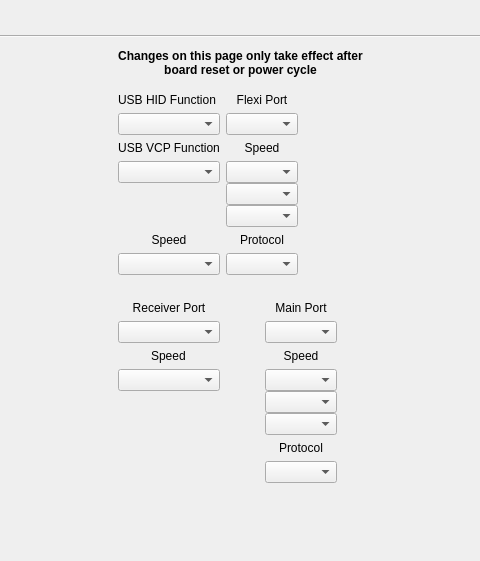
The window that ground/openpilotgcs/src/plugins/config/configrevonanohwwidget.ui (librepilot/LibrePilot) describes before a commit, drawn with Qt 5; both pictures show x 177 to 657 and y 0 to 561 of the 834 by 914 pixel window.
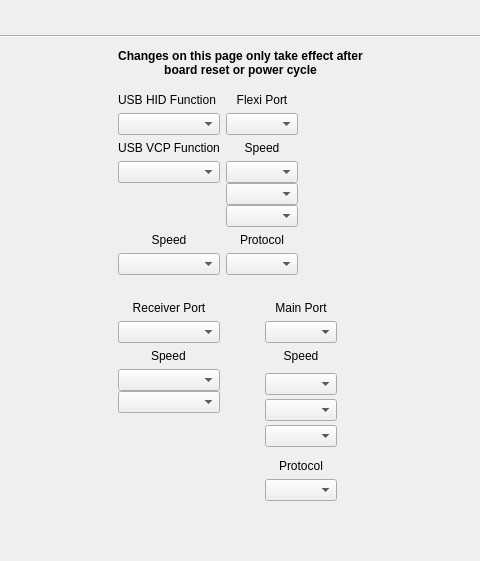
The same window after the commit. Icons and pictures are not drawn.

Commit message: REVONANO: Update Nano Hw page to use 'limits safe' combobox code.

```diff
--- a/ground/openpilotgcs/src/plugins/config/configrevonanohwwidget.ui
+++ b/ground/openpilotgcs/src/plugins/config/configrevonanohwwidget.ui
@@ -232,7 +232,7 @@
             </spacer>
            </item>
            <item row="2" column="2">
-            <layout class="QGridLayout" name="gridLayout" rowstretch="0,0,0,0,0,0,0,0,0,0,0,0,0,0">
+            <layout class="QGridLayout" name="gridLayout" rowstretch="0,0,0,0,0,0,0,0,0,0,0,0,0,0,0">
              <item row="4" column="0">
               <widget class="QLabel" name="lblUSBVCPSpeed">
                <property name="sizePolicy">
@@ -302,6 +302,13 @@
                </property>
               </widget>
              </item>
+             <item row="5" column="0">
+              <widget class="QComboBox" name="cbUSBVCPSpeed">
+               <property name="enabled">
+                <bool>true</bool>
+               </property>
+              </widget>
+             </item>
              <item row="0" column="0">
               <widget class="QLabel" name="label_4">
                <property name="sizePolicy">
@@ -334,19 +341,12 @@
                </property>
               </widget>
              </item>
-             <item row="5" column="0">
-              <widget class="QComboBox" name="cbUSBVCPSpeed">
-               <property name="enabled">
-                <bool>true</bool>
-               </property>
-              </widget>
-             </item>
-             <item row="11" column="0" alignment="Qt::AlignTop">
-              <widget class="QComboBox" name="cbRcvrTelemSpeed"/>
-             </item>
              <item row="9" column="0">
               <widget class="QComboBox" name="cbRcvr"/>
              </item>
+             <item row="9" column="2" colspan="2">
+              <widget class="QComboBox" name="cbMain"/>
+             </item>
              <item row="2" column="0">
               <widget class="QLabel" name="label_8">
                <property name="sizePolicy">
@@ -373,8 +373,8 @@
                </property>
               </widget>
              </item>
-             <item row="9" column="2" colspan="2">
-              <widget class="QComboBox" name="cbMain"/>
+             <item row="14" column="2" colspan="2">
+              <widget class="QComboBox" name="cbMainGPSProtocol"/>
              </item>
              <item row="10" column="2" colspan="2">
               <widget class="QLabel" name="lblMainSpeed">
@@ -406,22 +406,19 @@
                </item>
               </layout>
              </item>
-             <item row="12" column="2" colspan="2">
-              <widget class="QLabel" name="lbMainGPSProtocol">
-               <property name="text">
-                <string>Protocol</string>
-               </property>
-               <property name="alignment">
-                <set>Qt::AlignCenter</set>
-               </property>
-              </widget>
-             </item>
-             <item row="13" column="2" colspan="2">
-              <widget class="QComboBox" name="cbMainGPSProtocol"/>
-             </item>
              <item row="5" column="1" colspan="2">
               <widget class="QComboBox" name="cbFlexiGPSProtocol"/>
              </item>
+             <item row="13" column="2" colspan="2">
+              <widget class="QLabel" name="lbMainGPSProtocol">
+               <property name="text">
+                <string>Protocol</string>
+               </property>
+               <property name="alignment">
+                <set>Qt::AlignCenter</set>
+               </property>
+              </widget>
+             </item>
              <item row="4" column="1" colspan="2">
               <widget class="QLabel" name="lbFlexiGPSProtocol">
                <property name="text">
@@ -435,6 +432,9 @@
                </property>
               </widget>
              </item>
+             <item row="1" column="1" colspan="2">
+              <widget class="QComboBox" name="cbFlexi"/>
+             </item>
              <item row="3" column="1" colspan="2">
               <layout class="QVBoxLayout" name="verticalLayout_5">
                <property name="spacing">
@@ -455,19 +455,6 @@
                </item>
               </layout>
              </item>
-             <item row="2" column="1" colspan="2">
-              <widget class="QLabel" name="lblFlexiSpeed">
-               <property name="text">
-                <string>Speed</string>
-               </property>
-               <property name="alignment">
-                <set>Qt::AlignBottom|Qt::AlignHCenter</set>
-               </property>
-              </widget>
-             </item>
-             <item row="1" column="1" colspan="2">
-              <widget class="QComboBox" name="cbFlexi"/>
-             </item>
              <item row="0" column="1" colspan="2">
               <widget class="QLabel" name="label_5">
                <property name="text">
@@ -478,6 +465,45 @@
                </property>
               </widget>
              </item>
+             <item row="2" column="1" colspan="2">
+              <widget class="QLabel" name="lblFlexiSpeed">
+               <property name="text">
+                <string>Speed</string>
+               </property>
+               <property name="alignment">
+                <set>Qt::AlignBottom|Qt::AlignHCenter</set>
+               </property>
+              </widget>
+             </item>
+             <item row="11" column="0">
+              <layout class="QVBoxLayout" name="verticalLayout_2">
+               <property name="spacing">
+                <number>0</number>
+               </property>
+               <property name="topMargin">
+                <number>0</number>
+               </property>
+               <item>
+                <widget class="QComboBox" name="cbRcvrTelemSpeed"/>
+               </item>
+               <item alignment="Qt::AlignTop">
+                <widget class="QComboBox" name="cbRcvrComSpeed"/>
+               </item>
+               <item>
+                <spacer name="verticalSpacer_3">
+                 <property name="orientation">
+                  <enum>Qt::Vertical</enum>
+                 </property>
+                 <property name="sizeHint" stdset="0">
+                  <size>
+                   <width>20</width>
+                   <height>40</height>
+                  </size>
+                 </property>
+                </spacer>
+               </item>
+              </layout>
+             </item>
             </layout>
            </item>
           </layout>
```
Left out of the diff: 2 changed lines with no effect on the pictures. The commit also changes 1 other file.
